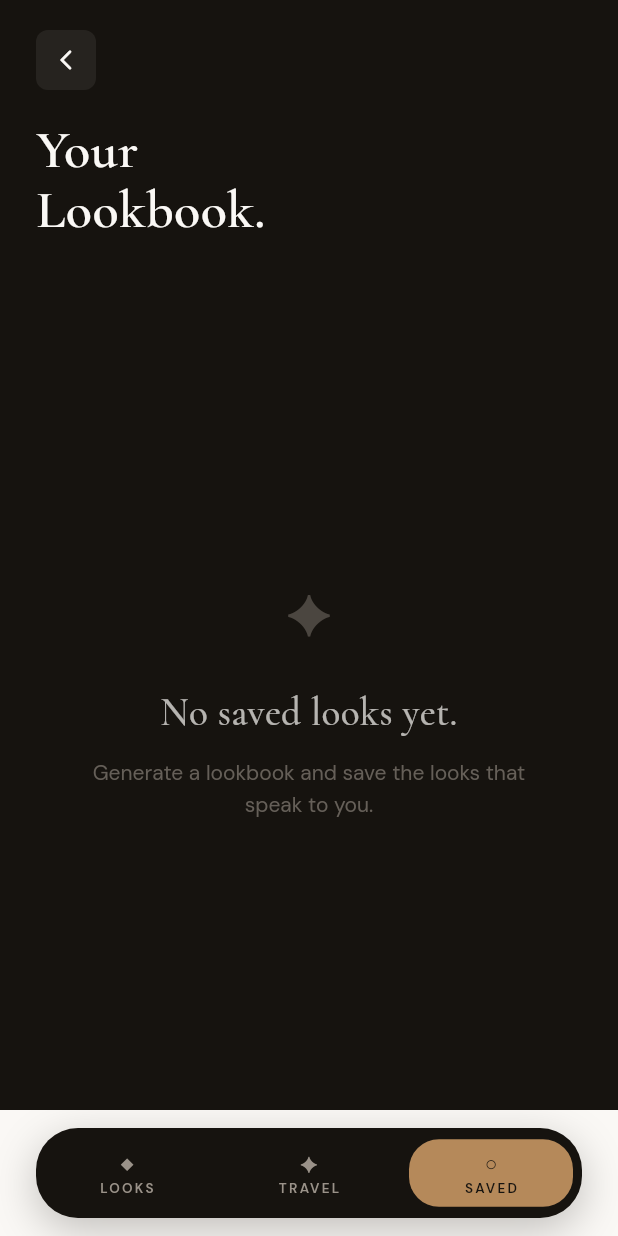
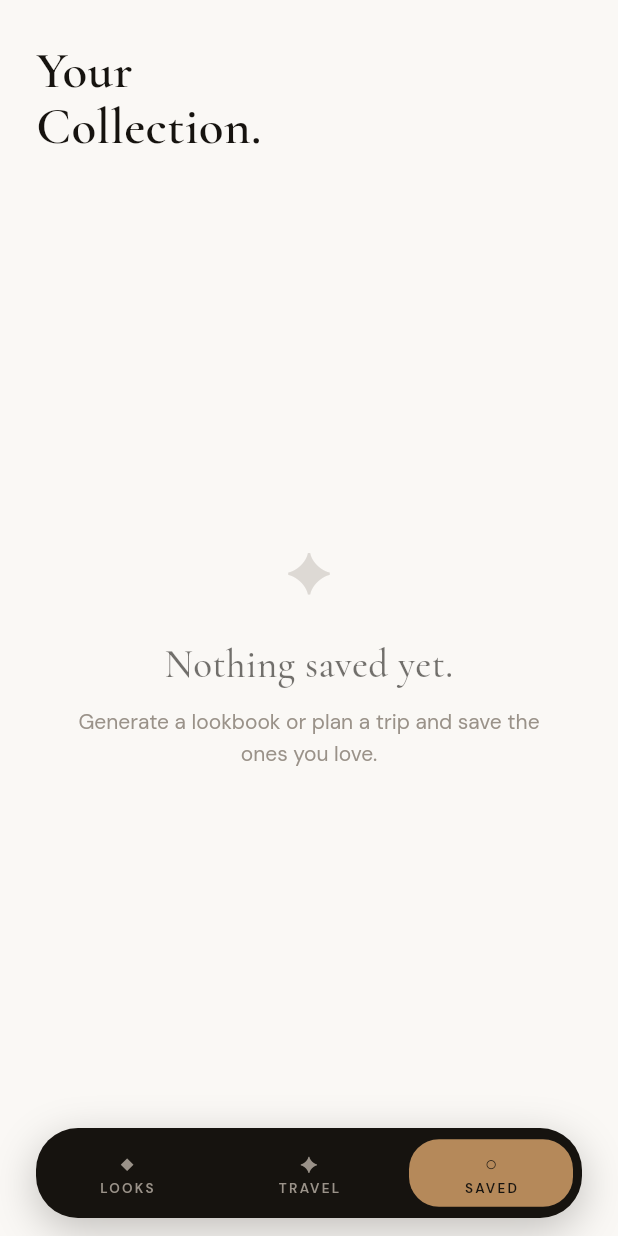
Before and after one commit to NithinaMP/suitcase, a Flutter app: the screen it shows once a user with an empty profile is signed in, item 3 of the bottom bar chosen, on a phone screen of 412 x 824 dp. Run offline on Flutter 3.47's test engine with Material 3 defaults, Android fonts, the phone set to English and light mode, and no system bars; our stand-ins replace cached_network_image, cloud_firestore, firebase_auth, firebase_core, google_fonts, google_sign_in; accounts and stored records are empty; generated files the repository leaves out were written again.

Commit message:
Redesign saved section with trips and looks collections

```diff
--- a/lib/views/saved/saved_view.dart
+++ b/lib/views/saved/saved_view.dart
@@ -3,16 +3,16 @@ import 'package:cached_network_image/cached_network_image.dart';
 import 'package:google_fonts/google_fonts.dart';
 import 'package:provider/provider.dart';
 import '../shared/widgets.dart';
-import '../../core/constants/app_theme.dart';
 import '../../providers/lookbook_provider.dart';
+import '../../providers/travel_engine_provider.dart';
 import '../../models/lookbook_models.dart';
+import '../../models/trip_models.dart';
 
 // ══════════════════════════════════════════════════════════════
-//  PAGE 5 — Saved Looks
-//  Design: Dark editorial masonry-style grid
-//  Each card: full-bleed image + overlay gradient text
-//  Long press → delete confirmation
-//  Pull to refresh
+//  SAVED VIEW v2 — Light theme
+//  Two sections: Saved Looks + Saved Trips
+//  Pinterest-style grid for looks
+//  Trip cards as horizontal scroll
 // ══════════════════════════════════════════════════════════════
 
 class SavedView extends StatefulWidget {
@@ -24,179 +24,281 @@ class SavedView extends StatefulWidget {
 
 class _SavedViewState extends State<SavedView>
     with SingleTickerProviderStateMixin {
-  late AnimationController _headerCtrl;
-  late Animation<double> _headerAnim;
+  late AnimationController _ctrl;
+  late Animation<double> _anim;
 
   @override
   void initState() {
     super.initState();
-    _headerCtrl = AnimationController(
+    _ctrl = AnimationController(
         vsync: this, duration: const Duration(milliseconds: 700));
-    _headerAnim =
-        CurvedAnimation(parent: _headerCtrl, curve: Curves.easeOutCubic);
-    _headerCtrl.forward();
-
+    _anim = CurvedAnimation(parent: _ctrl, curve: Curves.easeOutCubic);
+    _ctrl.forward();
     WidgetsBinding.instance.addPostFrameCallback((_) {
       context.read<LookbookProvider>().loadSavedLooks();
+      context.read<TravelEngineProvider>().loadSavedTrips();
     });
   }
 
   @override
   void dispose() {
-    _headerCtrl.dispose();
+    _ctrl.dispose();
     super.dispose();
   }
 
   Future<void> _refresh() async {
     await context.read<LookbookProvider>().loadSavedLooks();
-  }
-
-  void _confirmDelete(BuildContext context, SavedLook saved) {
-    showModalBottomSheet(
-      context: context,
-      backgroundColor: Colors.transparent,
-      builder: (_) => _DeleteSheet(
-        look: saved,
-        onDelete: () {
-          context.read<LookbookProvider>().removeSavedLook(saved.id);
-          Navigator.pop(context);
-          showSToast(context, 'Look removed.');
-        },
-      ),
-    );
+    await context.read<TravelEngineProvider>().loadSavedTrips();
   }
 
   @override
   Widget build(BuildContext context) {
-    final provider = context.watch<LookbookProvider>();
-    final looks = provider.savedLooks;
+    final lookProv  = context.watch<LookbookProvider>();
+    final tripProv  = context.watch<TravelEngineProvider>();
+    final looks     = lookProv.savedLooks;
+    final trips     = tripProv.savedTrips;
+    final isLoading = lookProv.loadingSaved || tripProv.loadingSaved;
 
     return Scaffold(
-      backgroundColor: SColors.ink,
+      backgroundColor: SColors.bg,
       body: SafeArea(
-        child: Column(
-          crossAxisAlignment: CrossAxisAlignment.start,
-          children: [
+        child: FadeTransition(
+          opacity: _anim,
+          child: RefreshIndicator(
+            onRefresh: _refresh,
+            color: SColors.gold,
+            backgroundColor: Colors.white,
+            child: CustomScrollView(
+              slivers: [
                 // ── Header ─────────────────────────────
-            AnimatedBuilder(
-              animation: _headerAnim,
-              builder: (_, __) => Opacity(
-                opacity: _headerAnim.value,
+                SliverToBoxAdapter(
                   child: Padding(
-                  padding: const EdgeInsets.fromLTRB(24, 20, 24, 0),
+                    padding: const EdgeInsets.fromLTRB(24, 28, 24, 24),
                     child: Row(
+                      mainAxisAlignment: MainAxisAlignment.spaceBetween,
                       crossAxisAlignment: CrossAxisAlignment.end,
-                    mainAxisAlignment: MainAxisAlignment.spaceBetween,
                       children: [
                         Column(
                           crossAxisAlignment: CrossAxisAlignment.start,
                           children: [
-                          SBackButton(color: SColors.cream),
-                          const SizedBox(height: 20),
-                          Text(
-                            'Your\nLookbook.',
+                            Text('Your\nCollection.',
                               style: GoogleFonts.cormorantGaramond(
-                              fontSize: 36,
+                                fontSize: 34,
                                 fontWeight: FontWeight.w600,
-                              color: SColors.cream,
+                                color: SColors.ink,
                                 height: 1.1,
                               ),
                             ),
                           ],
                         ),
-                      // Count badge
-                      if (looks.isNotEmpty)
+                        if (looks.isNotEmpty || trips.isNotEmpty)
                           Container(
                             padding: const EdgeInsets.symmetric(
-                              horizontal: 14, vertical: 8),
+                                horizontal: 12, vertical: 6),
                             decoration: BoxDecoration(
-                            color: SColors.gold.withOpacity(0.15),
+                              color: SColors.goldLight,
                               borderRadius: SRadius.full,
                             ),
                             child: Text(
-                            '${looks.length} ${looks.length == 1 ? 'look' : 'looks'}',
-                            style: STextStyles.label(12,
-                                color: SColors.gold, letterSpacing: 0.5),
+                              '${looks.length + trips.length} saved',
+                              style: STextStyles.label(11,
+                                  color: SColors.goldDark, letterSpacing: 0.5),
                             ),
                           ),
                       ],
                     ),
                   ),
                 ),
+
+                if (isLoading) ...[
+                  SliverToBoxAdapter(child: _GridShimmer()),
+                ] else if (looks.isEmpty && trips.isEmpty) ...[
+                  SliverFillRemaining(child: _EmptyState()),
+                ] else ...[
+
+                  // ── Saved Trips ───────────────────────
+                  if (trips.isNotEmpty) ...[
+                    SliverToBoxAdapter(
+                      child: Padding(
+                        padding: const EdgeInsets.fromLTRB(24, 0, 24, 12),
+                        child: Text('TRIPS',
+                            style: STextStyles.label(10,
+                                color: SColors.warmGray, letterSpacing: 2.5)),
                       ),
+                    ),
+                    SliverToBoxAdapter(
+                      child: SizedBox(
+                        height: 140,
+                        child: ListView.separated(
+                          scrollDirection: Axis.horizontal,
+                          padding: const EdgeInsets.symmetric(horizontal: 24),
+                          itemCount: trips.length,
+                          separatorBuilder: (_, __) =>
+                          const SizedBox(width: 12),
+                          itemBuilder: (_, i) => _TripCard(
+                            trip: trips[i],
+                            onDelete: () {
+                              context.read<TravelEngineProvider>()
+                                  .removeSavedTrip(trips[i].id);
+                              showSToast(context, 'Trip removed.');
+                            },
+                          ),
+                        ),
+                      ),
+                    ),
+                    const SliverToBoxAdapter(child: SizedBox(height: 28)),
+                  ],
 
-            const SizedBox(height: 28),
-
-            // ── Content ────────────────────────────
-            Expanded(
-              child: provider.loadingSaved
-                  ? const _SavedShimmer()
-                  : looks.isEmpty
-                  ? const _EmptyState()
-                  : RefreshIndicator(
-                onRefresh: _refresh,
-                color: SColors.gold,
-                backgroundColor: SColors.inkSoft,
-                child: _SavedGrid(
-                  looks: looks,
-                  onLongPress: (s) => _confirmDelete(context, s),
+                  // ── Saved Looks ───────────────────────
+                  if (looks.isNotEmpty) ...[
+                    SliverToBoxAdapter(
+                      child: Padding(
+                        padding: const EdgeInsets.fromLTRB(24, 0, 24, 12),
+                        child: Text('LOOKS',
+                            style: STextStyles.label(10,
+                                color: SColors.warmGray, letterSpacing: 2.5)),
+                      ),
+                    ),
+                    SliverPadding(
+                      padding: const EdgeInsets.symmetric(horizontal: 16),
+                      sliver: SliverGrid(
+                        gridDelegate:
+                        const SliverGridDelegateWithFixedCrossAxisCount(
+                          crossAxisCount: 2,
+                          mainAxisSpacing: 12,
+                          crossAxisSpacing: 12,
+                          childAspectRatio: 0.68,
+                        ),
+                        delegate: SliverChildBuilderDelegate(
+                              (_, i) => _LookCard(
+                            saved: looks[i],
+                            index: i,
+                            onDelete: () {
+                              context.read<LookbookProvider>()
+                                  .removeSavedLook(looks[i].id);
+                              showSToast(context, 'Look removed.');
+                            },
+                          ),
+                          childCount: looks.length,
                         ),
                       ),
                     ),
                   ],
+
+                  const SliverToBoxAdapter(child: SizedBox(height: 40)),
+                ],
+              ],
+            ),
+          ),
         ),
       ),
     );
   }
 }
 
-// ─── Saved Grid ───────────────────────────────────────────────
-class _SavedGrid extends StatelessWidget {
-  final List<SavedLook> looks;
-  final void Function(SavedLook) onLongPress;
-
-  const _SavedGrid({required this.looks, required this.onLongPress});
+// ─── Trip Card ────────────────────────────────────────────────
+class _TripCard extends StatelessWidget {
+  final SavedTrip trip;
+  final VoidCallback onDelete;
+  const _TripCard({required this.trip, required this.onDelete});
 
   @override
   Widget build(BuildContext context) {
-    return GridView.builder(
-      padding: const EdgeInsets.symmetric(horizontal: 16),
-      gridDelegate: const SliverGridDelegateWithFixedCrossAxisCount(
-        crossAxisCount: 2,
-        mainAxisSpacing: 12,
-        crossAxisSpacing: 12,
-        childAspectRatio: 0.68,
+    final it = trip.itinerary;
+    final firstImg = it.days.isNotEmpty &&
+        it.days[0].visualAssets.isNotEmpty
+        ? it.days[0].visualAssets[0]
+        : null;
+
+    return GestureDetector(
+      onLongPress: onDelete,
+      child: Container(
+        width: 200,
+        decoration: BoxDecoration(
+          borderRadius: SRadius.lg,
+          color: Colors.white,
+          boxShadow: [
+            BoxShadow(
+              color: SColors.ink.withOpacity(0.06),
+              blurRadius: 12,
+              offset: const Offset(0, 4),
             ),
-      itemCount: looks.length,
-      itemBuilder: (_, i) {
-        final saved = looks[i];
-        return _SavedCard(
-          saved: saved,
-          index: i,
-          onLongPress: () => onLongPress(saved),
-        );
-      },
+          ],
+        ),
+        child: ClipRRect(
+          borderRadius: SRadius.lg,
+          child: Stack(
+            fit: StackFit.expand,
+            children: [
+              firstImg != null
+                  ? CachedNetworkImage(
+                  imageUrl: firstImg, fit: BoxFit.cover)
+                  : Container(color: SColors.cardSurface),
+              // Gradient
+              Positioned.fill(
+                child: DecoratedBox(
+                  decoration: BoxDecoration(
+                    gradient: LinearGradient(
+                      begin: Alignment.topCenter,
+                      end: Alignment.bottomCenter,
+                      colors: [Colors.transparent,
+                        Colors.black.withOpacity(0.65)],
+                      stops: const [0.4, 1.0],
+                    ),
+                  ),
+                ),
+              ),
+              // Info
+              Positioned(
+                bottom: 12, left: 12, right: 12,
+                child: Column(
+                  crossAxisAlignment: CrossAxisAlignment.start,
+                  children: [
+                    Text(it.destination.toUpperCase(),
+                        style: STextStyles.label(12,
+                            color: Colors.white, letterSpacing: 2)),
+                    Text('${it.durationDays} days · ${it.month}',
+                        style: STextStyles.caption(10)
+                            .copyWith(color: Colors.white60)),
+                  ],
+                ),
+              ),
+              // Days badge
+              Positioned(
+                top: 10, right: 10,
+                child: Container(
+                  padding: const EdgeInsets.symmetric(
+                      horizontal: 8, vertical: 4),
+                  decoration: BoxDecoration(
+                    color: SColors.gold.withOpacity(0.85),
+                    borderRadius: SRadius.full,
+                  ),
+                  child: Text('${it.durationDays}D',
+                      style: STextStyles.label(9,
+                          color: Colors.white, letterSpacing: 0.5)),
+                ),
+              ),
+            ],
+          ),
+        ),
+      ),
     );
   }
 }
 
-// ─── Saved Card ───────────────────────────────────────────────
-class _SavedCard extends StatefulWidget {
+// ─── Look Card ────────────────────────────────────────────────
+class _LookCard extends StatefulWidget {
   final SavedLook saved;
   final int index;
-  final VoidCallback onLongPress;
-
-  const _SavedCard({
-    required this.saved,
-    required this.index,
-    required this.onLongPress,
-  });
+  final VoidCallback onDelete;
+  const _LookCard(
+      {required this.saved, required this.index, required this.onDelete});
 
   @override
-  State<_SavedCard> createState() => _SavedCardState();
+  State<_LookCard> createState() => _LookCardState();
 }
 
-class _SavedCardState extends State<_SavedCard>
+class _LookCardState extends State<_LookCard>
     with SingleTickerProviderStateMixin {
   late AnimationController _ctrl;
   late Animation<double> _anim;
@@ -207,18 +309,13 @@ class _SavedCardState extends State<_SavedCard>
     _ctrl = AnimationController(
         vsync: this, duration: const Duration(milliseconds: 500));
     _anim = CurvedAnimation(parent: _ctrl, curve: Curves.easeOutCubic);
-
-    // Staggered entry
-    Future.delayed(Duration(milliseconds: widget.index * 80), () {
+    Future.delayed(Duration(milliseconds: widget.index * 70), () {
       if (mounted) _ctrl.forward();
     });
   }
 
   @override
-  void dispose() {
-    _ctrl.dispose();
-    super.dispose();
-  }
+  void dispose() { _ctrl.dispose(); super.dispose(); }
 
   @override
   Widget build(BuildContext context) {
@@ -233,86 +330,65 @@ class _SavedCardState extends State<_SavedCard>
         child: Transform.translate(
           offset: Offset(0, 20 * (1 - _anim.value)),
           child: GestureDetector(
-            onLongPress: widget.onLongPress,
+            onLongPress: widget.onDelete,
             child: ClipRRect(
               borderRadius: SRadius.lg,
               child: Stack(
                 fit: StackFit.expand,
                 children: [
-                  // Image
                   imageUrl != null
                       ? CachedNetworkImage(
-                    imageUrl: imageUrl,
-                    fit: BoxFit.cover,
+                    imageUrl: imageUrl, fit: BoxFit.cover,
                     placeholder: (_, __) =>
                         Container(color: SColors.cardSurface),
-                    errorWidget: (_, __, ___) =>
-                        Container(color: SColors.cardSurface),
                   )
-                      : Container(
-                    color: SColors.cardSurface,
-                    child: Icon(Icons.image_outlined,
-                        color: SColors.warmGray, size: 28),
-                  ),
+                      : Container(color: SColors.cardSurface),
 
-                  // Gradient overlay
+                  // Gradient
                   Positioned.fill(
                     child: DecoratedBox(
                       decoration: BoxDecoration(
                         gradient: LinearGradient(
                           begin: Alignment.topCenter,
                           end: Alignment.bottomCenter,
-                          colors: [
-                            Colors.transparent,
-                            Colors.black.withOpacity(0.15),
-                            Colors.black.withOpacity(0.75),
-                          ],
-                          stops: const [0.4, 0.65, 1.0],
+                          colors: [Colors.transparent,
+                            Colors.black.withOpacity(0.7)],
+                          stops: const [0.45, 1.0],
                         ),
                       ),
                     ),
                   ),
 
-                  // Text overlay
+                  // Text
                   Positioned(
-                    bottom: 14,
-                    left: 14,
-                    right: 14,
+                    bottom: 12, left: 12, right: 12,
                     child: Column(
                       crossAxisAlignment: CrossAxisAlignment.start,
                       children: [
-                        Text(
-                          look.fashionProfile.styleVibe,
+                        Text(look.fashionProfile.styleVibe,
                           style: GoogleFonts.cormorantGaramond(
-                            fontSize: 16,
+                            fontSize: 15,
                             fontWeight: FontWeight.w600,
-                            color: SColors.cream,
+                            color: Colors.white,
                             height: 1.2,
                           ),
                           maxLines: 2,
                           overflow: TextOverflow.ellipsis,
                         ),
-                        const SizedBox(height: 4),
-                        Text(
-                          widget.saved.destination,
-                          style: STextStyles.caption(11,
-                              color: SColors.cream.withOpacity(0.7)),
-                        ),
+                        Text(widget.saved.destination,
+                            style: STextStyles.caption(10)
+                                .copyWith(color: Colors.white60)),
                       ],
                     ),
                   ),
 
-                  // Gold accent dot top-right
+                  // Gold dot
                   Positioned(
-                    top: 12,
-                    right: 12,
+                    top: 10, right: 10,
                     child: Container(
-                      width: 8,
-                      height: 8,
+                      width: 8, height: 8,
                       decoration: BoxDecoration(
-                        color: SColors.gold,
-                        shape: BoxShape.circle,
-                      ),
+                          color: SColors.gold, shape: BoxShape.circle),
                     ),
                   ),
                 ],
@@ -327,8 +403,6 @@ class _SavedCardState extends State<_SavedCard>
 
 // ─── Empty State ──────────────────────────────────────────────
 class _EmptyState extends StatelessWidget {
-  const _EmptyState();
-
   @override
   Widget build(BuildContext context) {
     return Center(
@@ -337,26 +411,21 @@ class _EmptyState extends StatelessWidget {
         child: Column(
           mainAxisSize: MainAxisSize.min,
           children: [
-            Text(
-              '✦',
+            Text('✦',
                 style: TextStyle(
-                  fontSize: 36, color: SColors.warmGray.withOpacity(0.4)),
-            ),
-            const SizedBox(height: 24),
-            Text(
-              'No saved looks yet.',
+                    fontSize: 36,
+                    color: SColors.warmGray.withOpacity(0.3))),
+            const SizedBox(height: 20),
+            Text('Nothing saved yet.',
               style: GoogleFonts.cormorantGaramond(
-                fontSize: 26,
-                fontWeight: FontWeight.w500,
-                color: SColors.cream.withOpacity(0.7),
-              ),
+                  fontSize: 26, fontWeight: FontWeight.w500,
+                  color: SColors.ink.withOpacity(0.6)),
               textAlign: TextAlign.center,
             ),
-            const SizedBox(height: 12),
+            const SizedBox(height: 10),
             Text(
-              'Generate a lookbook and save the looks that speak to you.',
-              style:
-              STextStyles.body(14, color: SColors.warmGray.withOpacity(0.6)),
+              'Generate a lookbook or plan a trip and save the ones you love.',
+              style: STextStyles.body(14, color: SColors.warmGray),
               textAlign: TextAlign.center,
             ),
           ],
@@ -366,87 +435,23 @@ class _EmptyState extends StatelessWidget {
   }
 }
 
-// ─── Delete Sheet ─────────────────────────────────────────────
-class _DeleteSheet extends StatelessWidget {
-  final SavedLook look;
-  final VoidCallback onDelete;
-
-  const _DeleteSheet({required this.look, required this.onDelete});
-
+class _GridShimmer extends StatelessWidget {
   @override
   Widget build(BuildContext context) {
-    return Container(
-      margin: const EdgeInsets.all(16),
-      padding: const EdgeInsets.fromLTRB(24, 24, 24, 32),
-      decoration: BoxDecoration(
-        color: const Color(0xFF1E1B17),
-        borderRadius: SRadius.xl,
+    return Padding(
+      padding: const EdgeInsets.symmetric(horizontal: 16),
+      child: GridView.builder(
+        shrinkWrap: true,
+        physics: const NeverScrollableScrollPhysics(),
+        gridDelegate: const SliverGridDelegateWithFixedCrossAxisCount(
+          crossAxisCount: 2, mainAxisSpacing: 12,
+          crossAxisSpacing: 12, childAspectRatio: 0.68,
         ),
-      child: Column(
-        mainAxisSize: MainAxisSize.min,
-        crossAxisAlignment: CrossAxisAlignment.start,
-        children: [
-          Text(
-            'Remove this look?',
-            style: GoogleFonts.cormorantGaramond(
-              fontSize: 24,
-              fontWeight: FontWeight.w600,
-              color: SColors.cream,
-            ),
-          ),
-          const SizedBox(height: 8),
-          Text(
-            look.look.fashionProfile.styleVibe,
-            style: STextStyles.displayItalic(14, color: SColors.warmGray),
-          ),
-          const SizedBox(height: 28),
-          Row(
-            children: [
-              Expanded(
-                child: SButton(
-                  label: 'CANCEL',
-                  outlined: true,
-                  textColor: SColors.cream,
-                  onTap: () => Navigator.pop(context),
-                ),
-              ),
-              const SizedBox(width: 12),
-              Expanded(
-                child: SButton(
-                  label: 'REMOVE',
-                  backgroundColor: SColors.error,
-                  onTap: onDelete,
-                ),
-              ),
-            ],
-          ),
-        ],
+        itemCount: 6,
+        itemBuilder: (_, __) => SShimmer(
+            width: double.infinity, height: double.infinity,
+            borderRadius: BorderRadius.circular(20)),
       ),
     );
   }
 }
-
-// ─── Loading shimmer for saved grid ──────────────────────────
-class _SavedShimmer extends StatelessWidget {
-  const _SavedShimmer();
-
-  @override
-  Widget build(BuildContext context) {
-    return GridView.builder(
-      padding: const EdgeInsets.symmetric(horizontal: 16),
-      physics: const NeverScrollableScrollPhysics(),
-      gridDelegate: const SliverGridDelegateWithFixedCrossAxisCount(
-        crossAxisCount: 2,
-        mainAxisSpacing: 12,
-        crossAxisSpacing: 12,
-        childAspectRatio: 0.68,
-      ),
-      itemCount: 6,
-      itemBuilder: (_, __) => SShimmer(
-        width: double.infinity,
-        height: double.infinity,
-        borderRadius: BorderRadius.circular(20),
-      ),
-    );
-  }
-}
```
Lines whose indentation alone changed are shown as unchanged.
